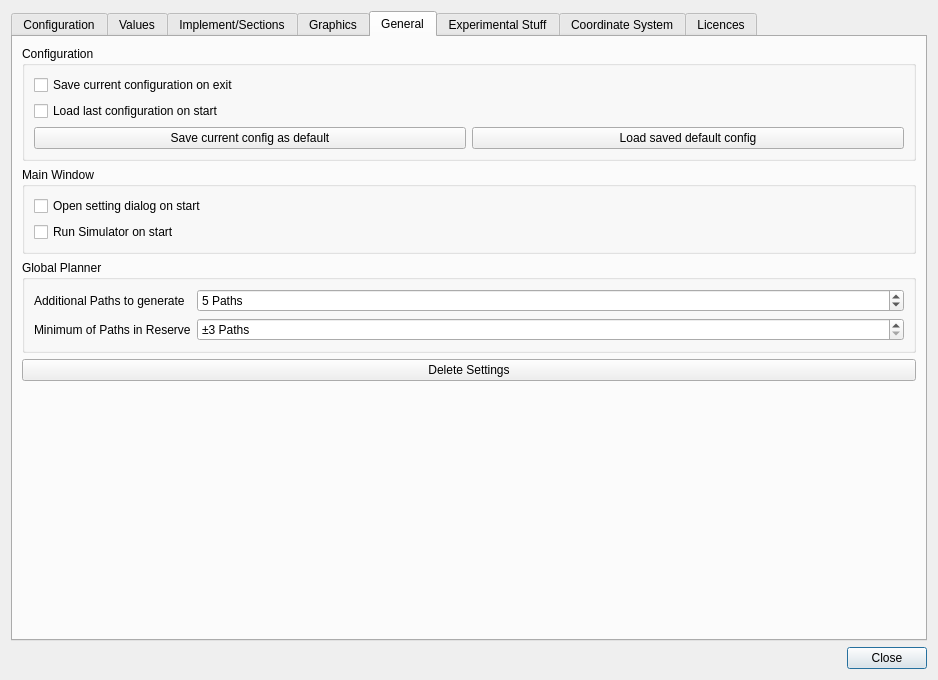
The window that src/gui/SettingsDialog.ui (eringerli/QtOpenGuidance) describes before a commit, drawn with Qt 5.
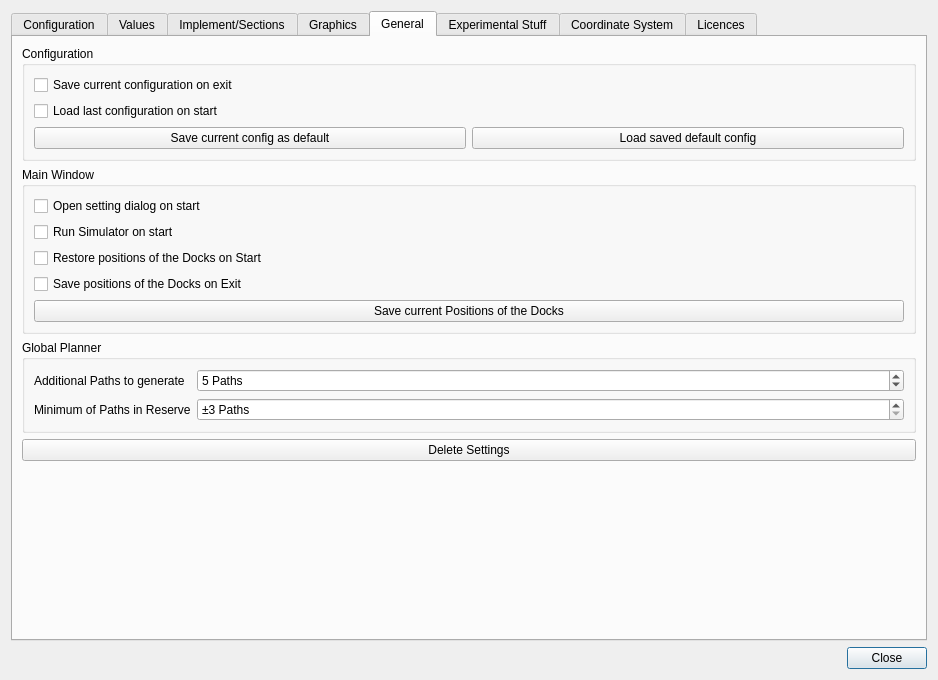
The same window after the commit. The open tabs and pages were chosen to show the change. Icons and pictures are not drawn. Custom widgets are drawn as their Qt base class.

Commit message: Save/Restore the geometry and state of the docks on start/exit

What changed in the file:
```diff
--- a/src/gui/SettingsDialog.ui
+++ b/src/gui/SettingsDialog.ui
@@ -1728,6 +1728,27 @@
               </property>
              </widget>
             </item>
+            <item>
+             <widget class="QCheckBox" name="cbRestoreDockPositions">
+              <property name="text">
+               <string>Restore positions of the Docks on Start</string>
+              </property>
+             </widget>
+            </item>
+            <item>
+             <widget class="QCheckBox" name="cbSaveDockPositionsOnExit">
+              <property name="text">
+               <string>Save positions of the Docks on Exit</string>
+              </property>
+             </widget>
+            </item>
+            <item>
+             <widget class="QPushButton" name="pbSaveDockPositions">
+              <property name="text">
+               <string>Save current Positions of the Docks</string>
+              </property>
+             </widget>
+            </item>
            </layout>
           </widget>
          </item>
```
Left out of the diff: 2 changed lines with no effect on the pictures. The commit also changes 3 other files.
